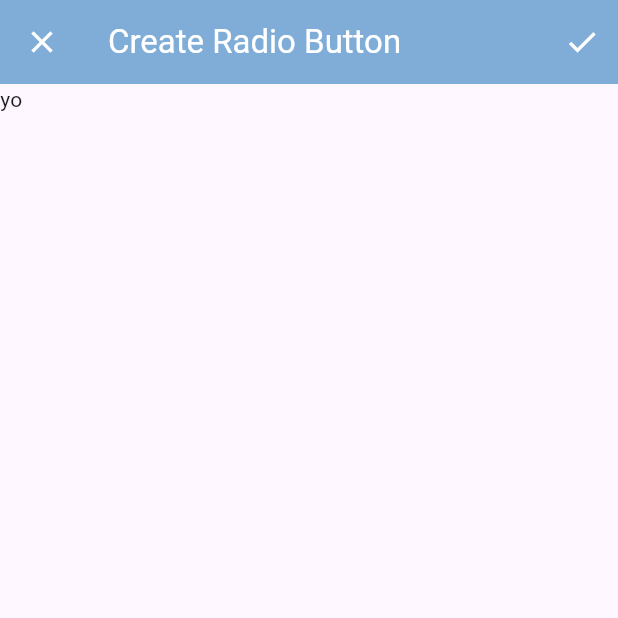
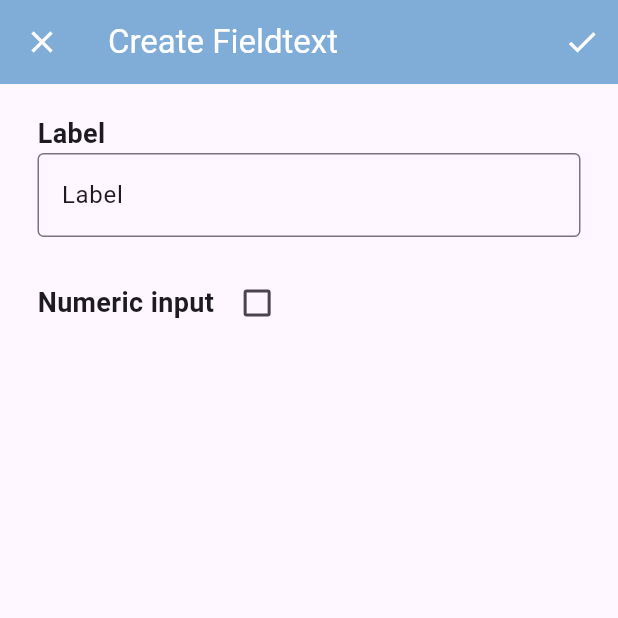
Before and after one commit to WildKoala23/Softshares, a Flutter app: the customFieldtextForm screen opened by its route, on a phone screen of 412 x 824 dp, the top half of it. Run offline on Flutter 3.47's test engine with Material 3 defaults, Android fonts, the phone set to English and light mode, and no system bars; our stand-ins replace google_fonts, table_calendar; missing offline and left inert: dev_icons.

Commit message:
created customForm on fieldtext

```diff
--- a/lib/Components/customTextField.dart
+++ b/lib/Components/customTextField.dart
@@ -2,9 +2,10 @@ import 'package:flutter/material.dart';
 
 class customTextField extends StatefulWidget {
   final String label;
+  final bool numericInput;
 
   // Properly define the key parameter in the constructor
-  const customTextField({Key? key, required this.label}) : super(key: key);
+  const customTextField({Key? key, required this.label, required this.numericInput}) : super(key: key);
 
   @override
   State<customTextField> createState() => _CustomTextFieldState();
@@ -12,7 +13,6 @@ class customTextField extends StatefulWidget {
 
 class _CustomTextFieldState extends State<customTextField> {
   final TextEditingController labelController = TextEditingController();
-
 
   @override
   void dispose() {
@@ -26,6 +26,7 @@ class _CustomTextFieldState extends State<customTextField> {
       padding: EdgeInsets.only(left: 25, top: 20, right: 25),
       child: TextField(
         controller: labelController,
+        keyboardType: widget.numericInput ? TextInputType.number : TextInputType.name,
         decoration: InputDecoration(
           labelText: widget.label, // Use labelText instead of label
         ),
--- a/lib/Pages/customFieldTextForm.dart
+++ b/lib/Pages/customFieldTextForm.dart
@@ -13,15 +13,79 @@ class customFieldtextForm extends StatefulWidget {
 }
 
 class _customFieldtextFormState extends State<customFieldtextForm> {
+  TextEditingController userLabelController = TextEditingController();
+
+  String userLabel = '';
+  bool isChecked = false;
+
+  @override
+  void initState() {
+    super.initState();
+    userLabelController.text = 'Label';
+  }
+
+  @override
+  void dispose() {
+    super.dispose();
+    userLabelController.dispose();
+  }
+
   @override
   Widget build(BuildContext context) {
     return Scaffold(
       appBar: appBar(),
-      body: Text('yo'),
+      body: Column(
+        children: [
+          Container(
+            margin: const EdgeInsets.only(left: 25, top: 20, right: 25),
+            child: Column(
+              crossAxisAlignment: CrossAxisAlignment.start,
+              children: [
+                SizedBox(
+                  child: Text('Label',
+                      style:
+                          TextStyle(fontSize: 18, fontWeight: FontWeight.bold)),
+                ),
+                TextField(
+                  controller: userLabelController,
+                  onSubmitted: (value) {
+                    userLabel = userLabelController.text;
+                  },
+                  keyboardType: TextInputType.name,
+                  decoration: const InputDecoration(
+                      border: OutlineInputBorder(
+                          borderSide: BorderSide(color: Color(0xFF49454F)))),
+                ),
+              ],
+            ),
+          ),
+          Container(
+            margin: const EdgeInsets.only(left: 25, top: 20, right: 25),
+            child: Row(
+              children: [
+                SizedBox(
+                  child: Text(
+                    'Numeric input ',
+                    style: TextStyle(fontSize: 18, fontWeight: FontWeight.bold),
+                  ),
+                ),
+                Checkbox(
+                  value: isChecked,
+                  onChanged: (value) {
+                    setState(() {
+                      isChecked = value!;
+                    });
+                  },
+                )
+              ],
+            ),
+          )
+        ],
+      ),
     );
   }
 
-    AppBar appBar() {
+  AppBar appBar() {
     return AppBar(
       backgroundColor: widget.appBarColor,
       foregroundColor: widget.appBarFont,
@@ -29,12 +93,11 @@ class _customFieldtextFormState extends State<customFieldtextForm> {
         icon: const Icon(Icons.close),
         onPressed: () => {Navigator.pop(context, null)},
       ),
-      title: const Text('Create Radio Button'),
+      title: const Text('Create Fieldtext'),
       actions: [
         IconButton(
             onPressed: () {
-              //returnValues();
-              //Navigator.pop(context, {"userLabel":userLabel,"options": options});
+              Navigator.pop(context, {"userLabel":userLabel,"numeric": isChecked});
             },
             icon: const Icon(Icons.check))
       ],
```
Also changed, not shown: lib/Pages/createFrom.dart (+4 -4 lines).
